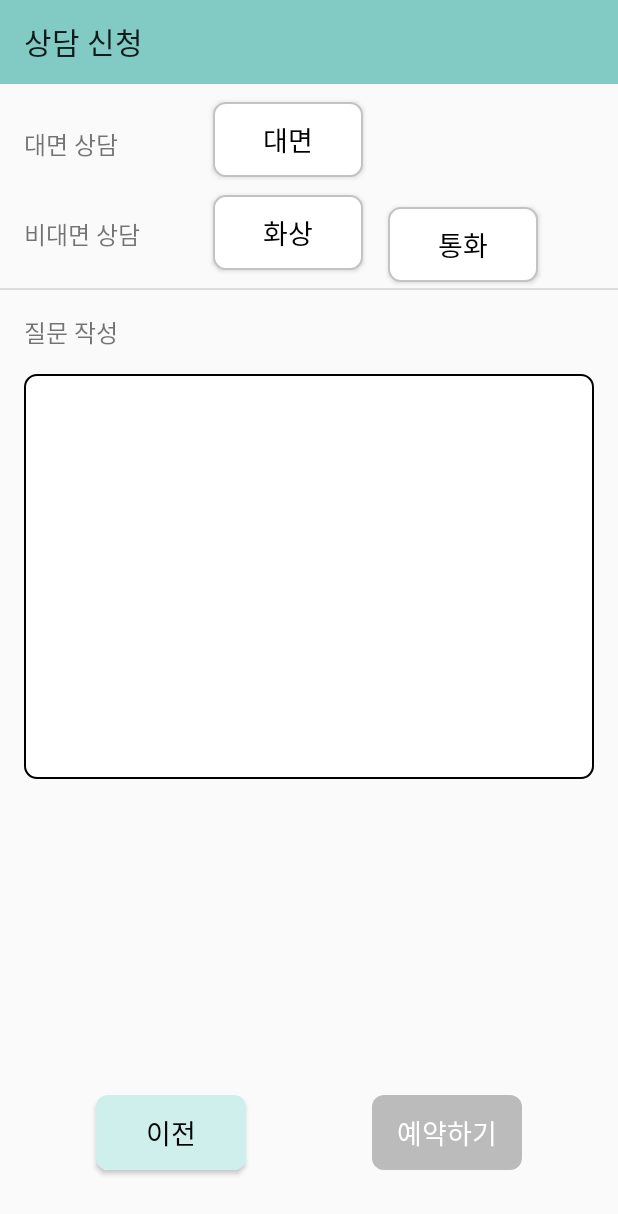
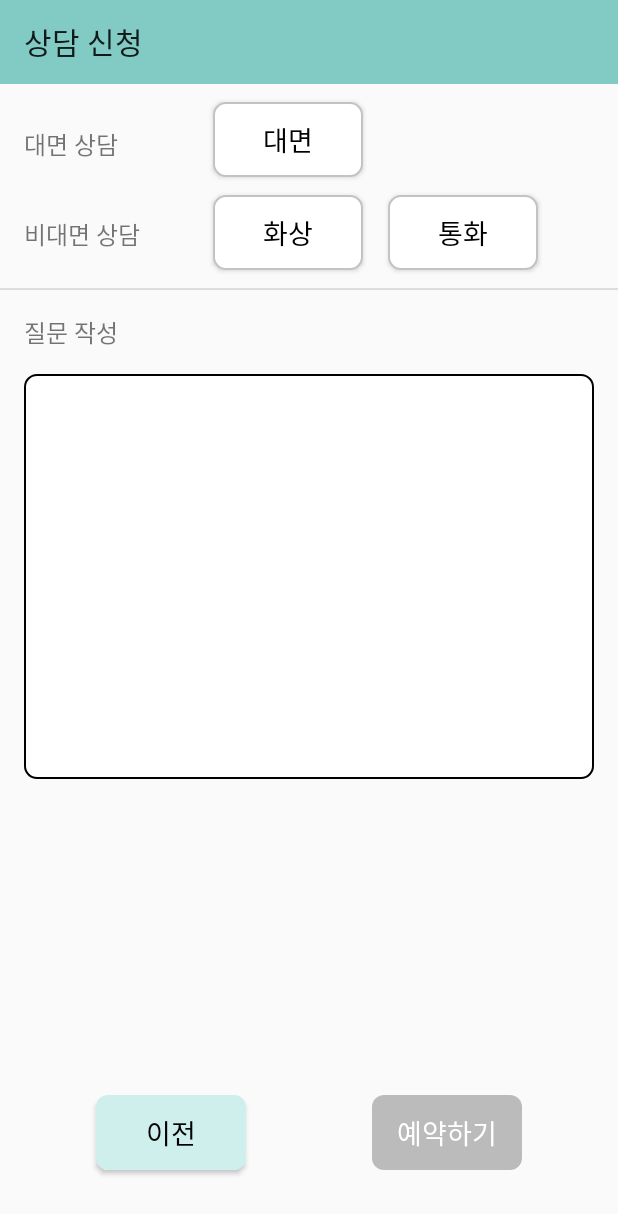
Before and after one commit to kys6737/AndroidProject, an Android app: the ConsultRequest_S_2 screen opened directly, with no data from a screen before it, on a phone screen of 412 x 824 dp. Shown: the top 1214 px of the screen. Run offline under Robolectric (Android 15) with nearby library versions, the phone set to English and light mode, and no system bars; 1 statement that could not run was skipped.

Commit message:
master pr 전 마지막 commit

```diff
--- a/app/src/main/AndroidManifest.xml
+++ b/app/src/main/AndroidManifest.xml
@@ -13,11 +13,15 @@
         android:supportsRtl="true"
         android:theme="@style/Theme.AndroidProject"
         tools:targetApi="31">
+
+        <activity
+            android:name=".ConsultRequest_S_1"
+            android:exported="false" />
         <activity
             android:name=".ConsultRequest_S_2"
             android:exported="false" />
         <activity
-            android:name=".ConsultRequest_S_1"
+            android:name=".MainActivity"
             android:exported="true">
             <intent-filter>
                 <action android:name="android.intent.action.MAIN" />
--- a/app/src/main/java/com/example/androidproject/MainActivity.java
+++ b/app/src/main/java/com/example/androidproject/MainActivity.java
@@ -76,7 +76,7 @@ public class MainActivity extends AppCompatActivity {
         consul.setOnClickListener(new View.OnClickListener() {
             @Override
             public void onClick(View v) {
-                Intent intent = new Intent(MainActivity.this, Example.class);
+                Intent intent = new Intent(MainActivity.this, ConsultRequest_S_1.class);
                 startActivity(intent);
 
             }
--- a/app/src/main/res/layout/consultrequest_s_2.xml
+++ b/app/src/main/res/layout/consultrequest_s_2.xml
@@ -101,7 +101,7 @@
         android:layout_width="wrap_content"
         android:layout_height="wrap_content"
         android:orientation="horizontal"
-        app:layout_constraintGuide_begin="138dp" />
+        app:layout_constraintGuide_begin="130dp" />
 
     <androidx.constraintlayout.widget.Guideline
         android:id="@+id/guideline2"
```
